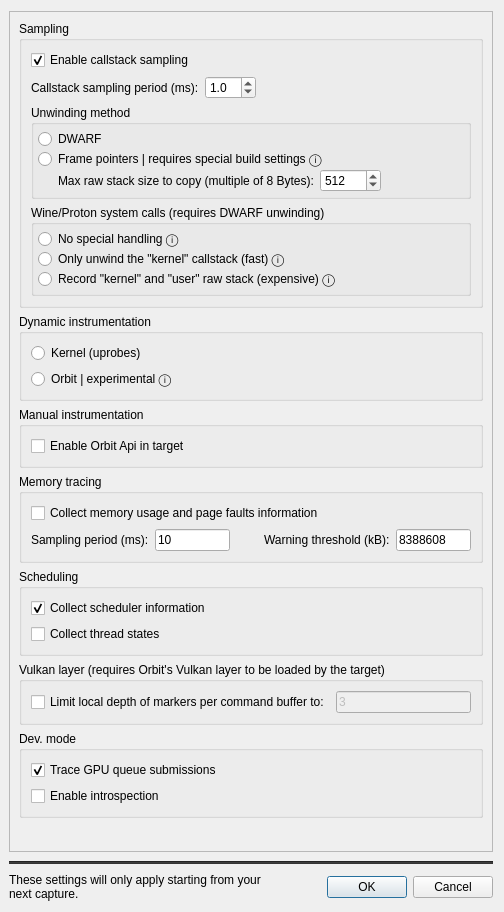
Qt form src/OrbitQt/CaptureOptionsDialog.ui (google/orbit) before a commit.
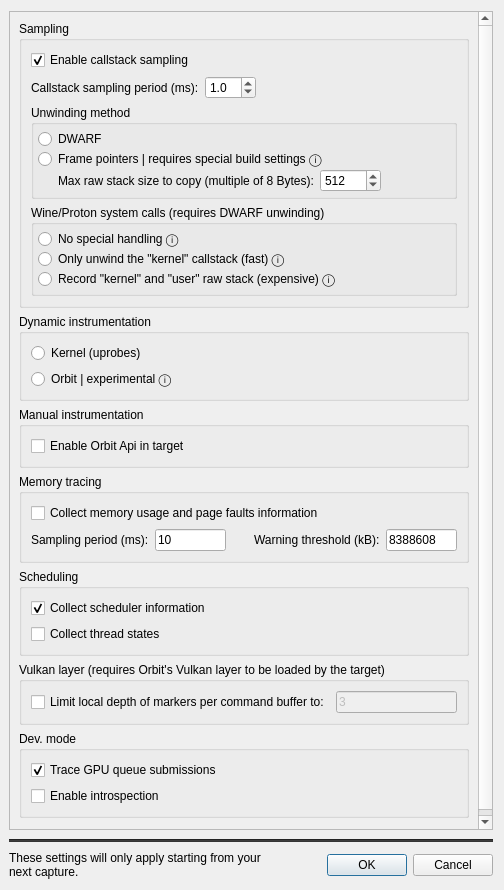
The same form after that commit. Custom widgets are drawn as their Qt base class.

Commit message: slightly adjust size

```diff
--- a/src/OrbitQt/CaptureOptionsDialog.ui
+++ b/src/OrbitQt/CaptureOptionsDialog.ui
@@ -10,7 +10,7 @@
     <x>0</x>
     <y>0</y>
     <width>504</width>
-    <height>912</height>
+    <height>890</height>
    </rect>
   </property>
   <property name="windowTitle">
```
